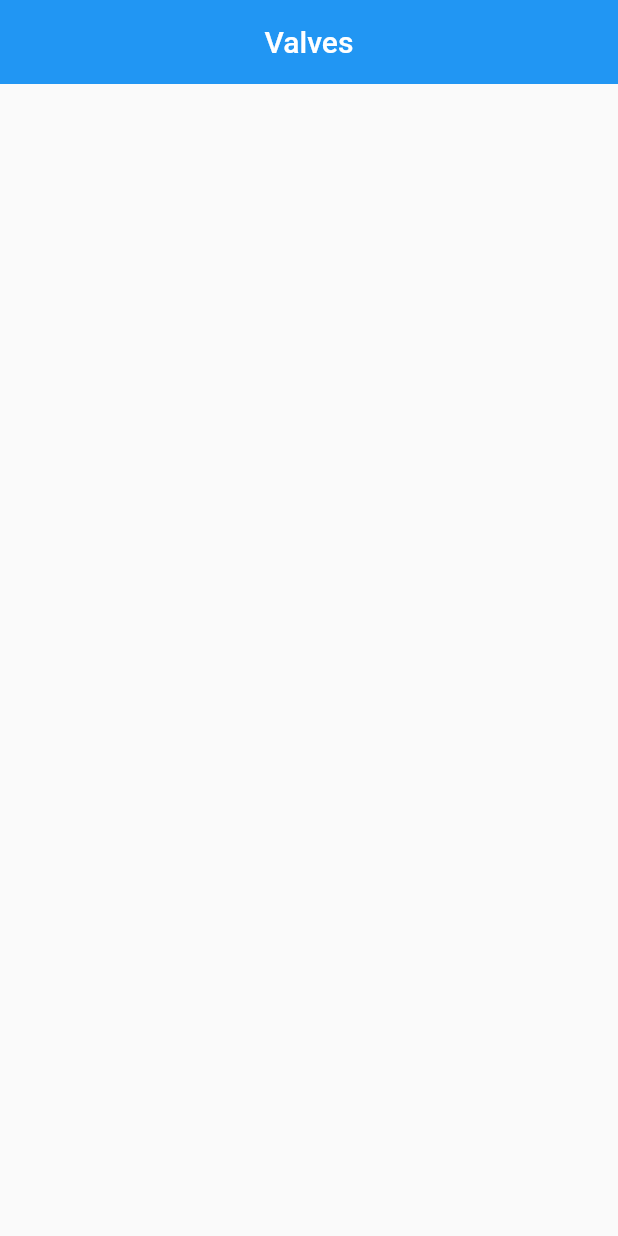
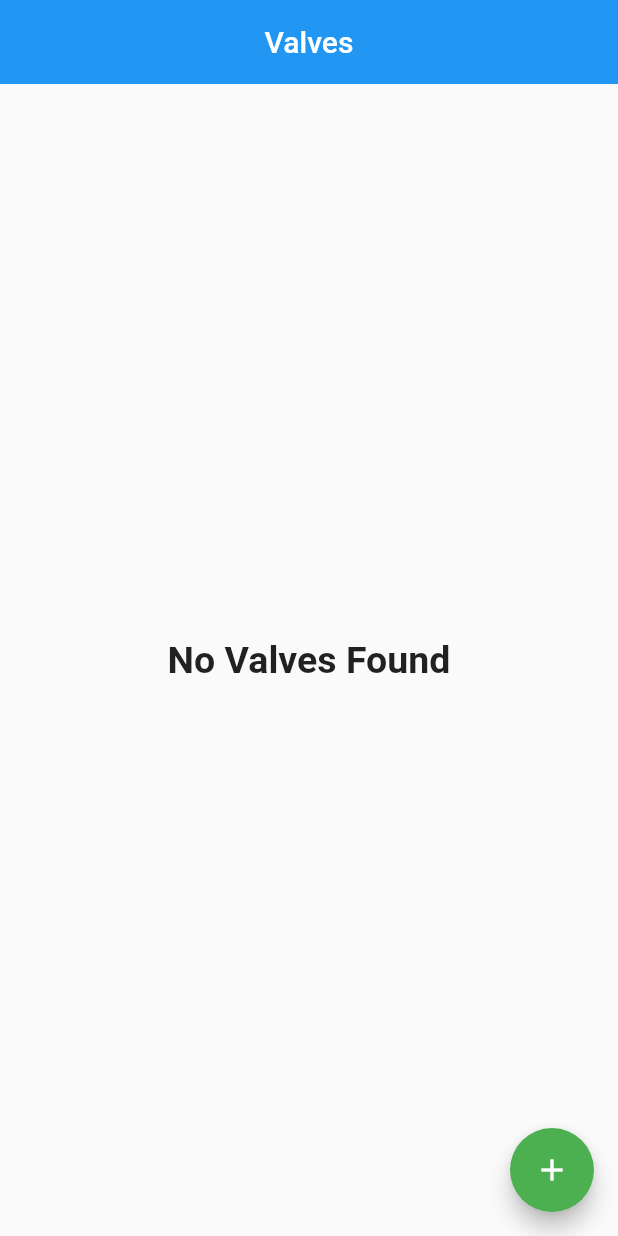
Before and after one commit to Anantu05/ValveControl, a Flutter app: the screen it shows after launch, on a phone screen of 412 x 824 dp. Run offline on Flutter 3.47's test engine with Material 2 defaults, Android fonts, the light colour scheme and no system bars; our stand-ins replace sqflite; accounts and stored records are empty.

Commit message:
feat: list of valves

```diff
--- a/lib/screens/valves_screen.dart
+++ b/lib/screens/valves_screen.dart
@@ -1,4 +1,7 @@
 import 'package:flutter/material.dart';
+import 'package:valve_control/db/db_handler.dart';
+import 'package:valve_control/models/model.dart';
+import 'package:valve_control/screens/add_valve_screen.dart';
 
 class ValvesScreen extends StatefulWidget {
   const ValvesScreen({super.key});
@@ -8,6 +11,19 @@ class ValvesScreen extends StatefulWidget {
 }
 
 class _ValvesScreenState extends State<ValvesScreen> {
+  DBHandler? dbHandler;
+  late Future<List<Model>> valveDataList;
+  @override
+  void initState() {
+    super.initState();
+    dbHandler = DBHandler();
+    loadData();
+  }
+
+  loadData() async {
+    valveDataList = dbHandler!.getDataList('valves');
+  }
+
   @override
   Widget build(BuildContext context) {
     return Scaffold(
@@ -16,6 +32,43 @@ class _ValvesScreenState extends State<ValvesScreen> {
         centerTitle: true,
         elevation: 0,
       ),
+      body: Column(
+        children: [
+          Expanded(
+              child: FutureBuilder(
+            future: valveDataList,
+            builder: (context, AsyncSnapshot<List<Model>> snapshot) {
+              if (!snapshot.hasData || snapshot.data == null) {
+                return Center(
+                  child: CircularProgressIndicator(),
+                );
+              }
+
+              if (snapshot.data!.isEmpty) {
+                return Center(
+                  child: Text(
+                    "No Valves Found",
+                    style: TextStyle(fontSize: 25, fontWeight: FontWeight.bold),
+                  ),
+                );
+              }
+
+              return Container();
+            },
+          ))
+        ],
+      ),
+      floatingActionButton: FloatingActionButton(
+        backgroundColor: Colors.green,
+        child: Icon(Icons.add),
+        onPressed: () {
+          Navigator.push(
+              context,
+              MaterialPageRoute(
+                builder: (context) => AddValveScreen(),
+              ));
+        },
+      ),
     );
   }
 }
```
Also changed, not shown: lib/screens/add_valve_screen.dart (added, +31 -0 lines).
